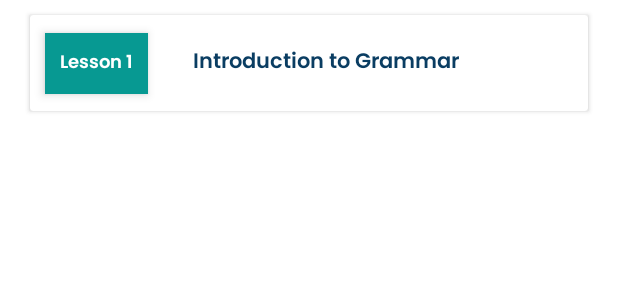
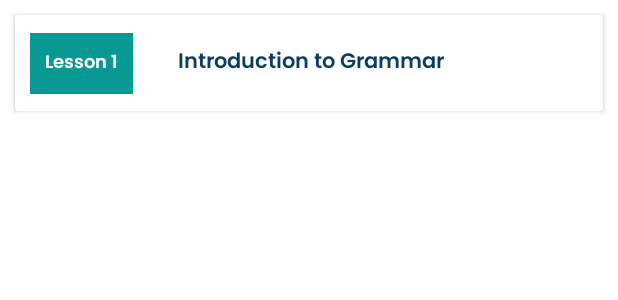
Before and after one commit to Inhaler-beep/BeaverApp, an Android app: the layout course_title.xml on its own in the app's theme, with its tools: preview values and no code run, on a phone screen of 412 x 824 dp. Shown: the top 300 px of the screen. Run offline under Robolectric (Android 15) with nearby library versions, the phone set to English and light mode, and no system bars.

```diff
--- a/app/build.gradle
+++ b/app/build.gradle
@@ -46,7 +46,7 @@ dependencies {
     implementation 'com.google.firebase:firebase-auth:21.0.1'
     implementation 'androidx.browser:browser:1.3.0'
     implementation 'com.firebaseui:firebase-ui-database:8.0.0'
-
+    implementation 'com.github.jeancsanchez:JcPlayer:2.7.0'
 
 
 
--- /dev/null
+++ b/app/src/main/res/drawable/course_title_bg.xml
@@ -0,0 +1,9 @@
+<?xml version="1.0" encoding="utf-8"?>
+<shape xmlns:android="http://schemas.android.com/apk/res/android"
+    android:shape="rectangle">
+<solid
+    android:color="@color/white"/>
+    <corners android:radius="15dp"/>
+
+
+</shape>
--- a/app/src/main/res/layout/course_title.xml
+++ b/app/src/main/res/layout/course_title.xml
@@ -8,13 +8,13 @@
         android:id="@+id/first_card_view"
         android:layout_width="match_parent"
         android:layout_height="wrap_content"
-        android:layout_marginLeft="20dp"
+        android:layout_marginLeft="10dp"
         android:layout_marginTop="10dp"
-        android:layout_marginRight="20dp"
+        android:layout_marginRight="10dp"
         android:layout_marginBottom="10dp"
-        android:background="@drawable/bottom_round"
+        android:background="@drawable/course_title_bg"
         android:clickable="true"
-        android:elevation="10dp"
+        android:elevation="20dp"
         android:foreground="?android:attr/selectableItemBackground"
         android:focusable="true">
 
@@ -29,7 +29,6 @@
                 android:layout_height="wrap_content"
                 android:layout_margin="10dp"
                 android:background="@color/Seconday_main"
-                android:elevation="4dp"
                 android:fontFamily="@font/poppins_semibold"
                 android:padding="10dp"
                 android:textSize="12sp"
--- a/app/src/main/res/layout/fragment_home.xml
+++ b/app/src/main/res/layout/fragment_home.xml
@@ -30,10 +30,9 @@
                     android:layout_height="wrap_content"
                     android:layout_marginLeft="20dp"
                     android:layout_marginTop="20dp"
-                    android:paddingLeft="10dp"
-                    android:layout_marginBottom="10dp"
                     android:fontFamily="@font/poppins_medium"
                     android:text="@string/hello"
+                    android:paddingLeft="10dp"
                     android:textColor="@color/white"
                     android:textSize="14sp" />
 
@@ -100,7 +99,7 @@
             android:layout_width="match_parent"
             android:layout_height="wrap_content"
             android:layout_below="@id/top_banner_linear"
-            android:layout_marginTop="20dp"
+            android:layout_marginTop="15dp"
             android:background="@drawable/spinner_background"
             android:elevation="8dp"
 
--- a/settings.gradle
+++ b/settings.gradle
@@ -3,6 +3,7 @@ dependencyResolutionManagement {
     repositories {
         google()
         mavenCentral()
+        maven { url "https://jitpack.io" }
         jcenter() // Warning: this repository is going to shut down soon
     }
 }
```
Also changed, not shown: app/src/main/AndroidManifest.xml (+5 -6 lines), app/src/main/java/com/inhaler/beaverapp/CourseActivity.java (added, +89 -0 lines), app/src/main/java/com/inhaler/beaverapp/CourseAdapter.java (+8 -1 lines), app/src/main/java/com/inhaler/beaverapp/HomeFragment.java (+8 -13 lines), app/src/main/java/com/inhaler/beaverapp/WrapContentLinearLayoutManager.java (added, +23 -0 lines), app/src/main/res/drawable/player_background.xml (added, +9 -0 lines), app/src/main/res/layout/activity_course.xml (added, +55 -0 lines).
